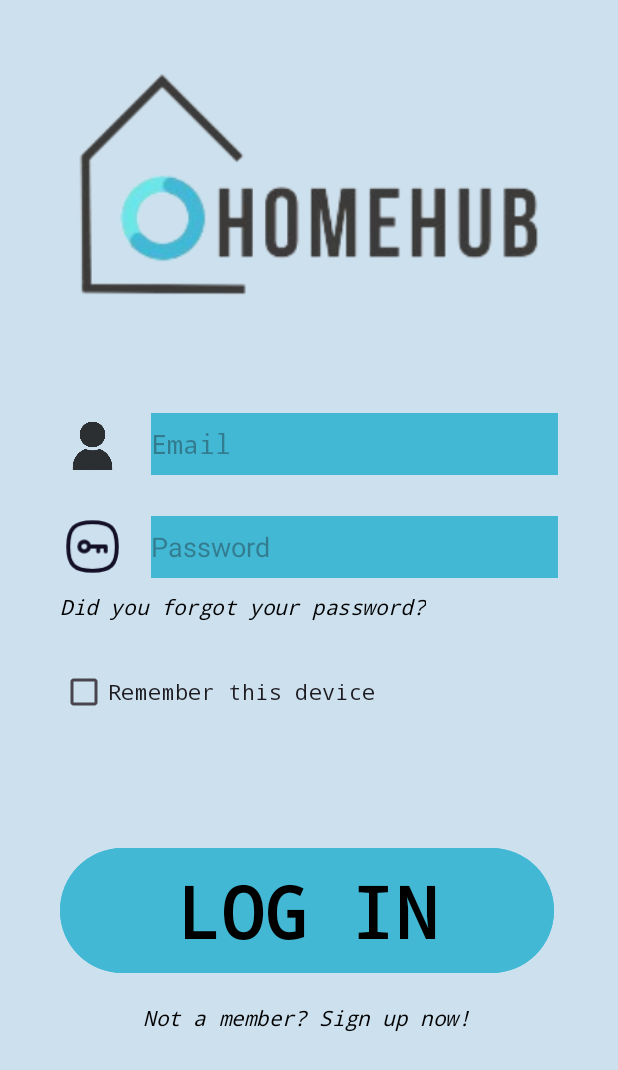
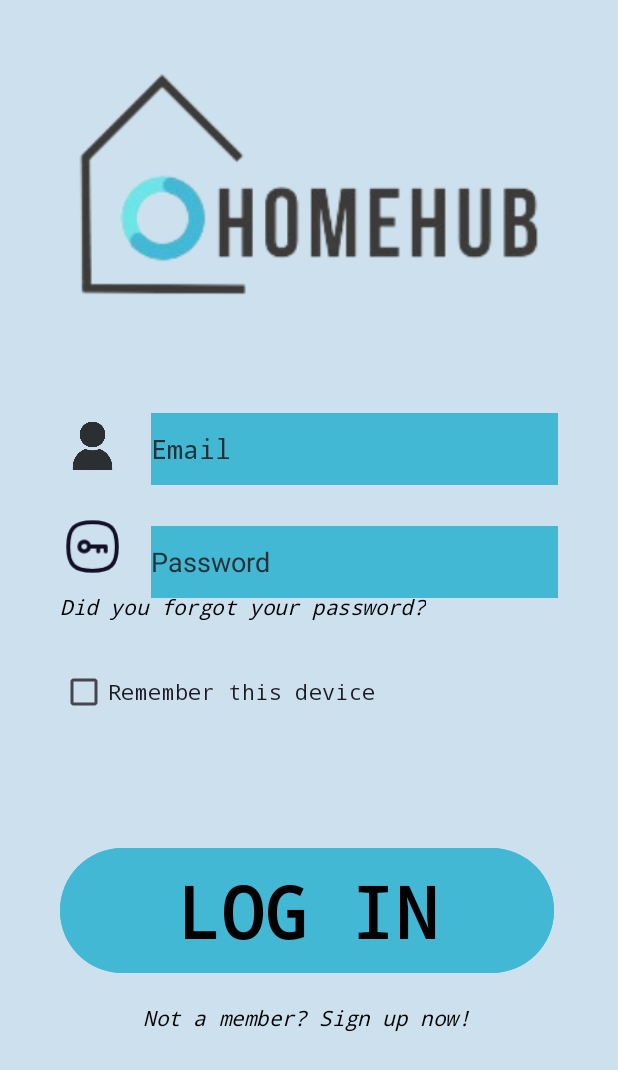
Before and after one commit to SokuSan/HomeHub, an Android app: the screen it shows after launch (LoginActivity), on a phone screen of 412 x 824 dp. Shown: the top 1070 px of the screen. Run offline under Robolectric (Android 15) with nearby library versions, the light colour scheme and no system bars.

```diff
--- a/app/src/main/res/layout/activity_login.xml
+++ b/app/src/main/res/layout/activity_login.xml
@@ -17,24 +17,27 @@
         android:layout_marginTop="36dp"
         app:layout_constraintStart_toStartOf="parent"
         app:layout_constraintTop_toTopOf="parent"
-        app:srcCompat="@drawable/homehub" />
+        app:srcCompat="@drawable/homehub"
+        android:contentDescription="@string/todo4" />
 
     <EditText
         android:id="@+id/recoverEtEmail"
         style="@style/Widget.AppCompat.EditText"
         android:layout_width="271dp"
-        android:layout_height="41dp"
+        android:layout_height="48dp"
         android:layout_marginStart="17dp"
         android:layout_marginTop="63dp"
+        android:autofillHints=""
         android:background="#42B8D4"
         android:drawableWidth="24dp"
         android:drawableHeight="24dp"
         android:drawablePadding="8dp"
         android:ems="10"
         android:fontFamily="monospace"
-        android:hint="Email"
+        android:hint="@string/email"
         android:inputType="textEmailAddress"
         android:textColor="#000000"
+        android:textColorHint="#263238"
         app:layout_constraintStart_toEndOf="@+id/recoverImgEmail"
         app:layout_constraintTop_toBottomOf="@+id/startImgLogo" />
 
@@ -45,7 +48,7 @@
         android:layout_marginStart="40dp"
         android:layout_marginTop="9dp"
         android:fontFamily="monospace"
-        android:text="Did you forgot your password?"
+        android:text="@string/did_you_forgot_your_password"
         android:textColor="#000000"
         android:textStyle="italic"
         app:layout_constraintStart_toStartOf="parent"
@@ -59,20 +62,23 @@
         android:layout_marginTop="24dp"
         app:layout_constraintStart_toStartOf="parent"
         app:layout_constraintTop_toBottomOf="@+id/recoverImgEmail"
-        app:srcCompat="@drawable/password" />
+        app:srcCompat="@drawable/password"
+        android:contentDescription="@string/todo3" />
 
     <EditText
         android:id="@+id/registerEtPassword"
         android:layout_width="271dp"
-        android:layout_height="41dp"
+        android:layout_height="48dp"
         android:layout_marginStart="17dp"
         android:layout_marginTop="27dp"
         android:background="#42B8D4"
         android:ems="10"
-        android:hint="Password"
+        android:hint="@string/password"
         android:inputType="textPassword"
+        android:textColorHint="#263238"
         app:layout_constraintStart_toEndOf="@+id/registerImgPwd"
-        app:layout_constraintTop_toBottomOf="@+id/recoverEtEmail" />
+        app:layout_constraintTop_toBottomOf="@+id/recoverEtEmail"
+        android:autofillHints="" />
 
     <ImageView
         android:id="@+id/recoverImgEmail"
@@ -82,7 +88,8 @@
         android:layout_marginTop="63dp"
         app:layout_constraintStart_toStartOf="parent"
         app:layout_constraintTop_toBottomOf="@+id/startImgLogo"
-        app:srcCompat="@drawable/usuario_removebg_preview" />
+        app:srcCompat="@drawable/usuario_removebg_preview"
+        android:contentDescription="@string/todo2" />
 
     <TextView
         android:id="@+id/loginEtNotAMember"
@@ -91,7 +98,7 @@
         android:layout_marginStart="95dp"
         android:layout_marginTop="16dp"
         android:fontFamily="monospace"
-        android:text="Not a member? Sign up now!"
+        android:text="@string/not_a_member_sign_up_now"
         android:textColor="#000000"
         android:textStyle="italic"
         app:layout_constraintStart_toStartOf="parent"
@@ -105,12 +112,13 @@
         android:layout_marginTop="76dp"
         android:backgroundTint="#42B8D4"
         android:fontFamily="monospace"
-        android:text="LOG IN"
+        android:text="@string/log_in"
         android:textColor="#000000"
         android:textSize="48sp"
         android:textStyle="bold"
         app:layout_constraintStart_toStartOf="parent"
-        app:layout_constraintTop_toBottomOf="@+id/loginCheckRememberDevice" />
+        app:layout_constraintTop_toBottomOf="@+id/loginCheckRememberDevice"
+        tools:ignore="TextSizeCheck,VisualLintButtonSize" />
 
     <CheckBox
         android:id="@+id/loginCheckRememberDevice"
@@ -119,7 +127,7 @@
         android:layout_marginStart="40dp"
         android:layout_marginTop="23dp"
         android:fontFamily="monospace"
-        android:text="Remember this device"
+        android:text="@string/remember_this_device"
         app:layout_constraintStart_toStartOf="parent"
         app:layout_constraintTop_toBottomOf="@+id/loginEtForgotPwd" />
 </androidx.constraintlayout.widget.ConstraintLayout>
```
Also changed, not shown: app/src/main/res/layout/activity_chores_list.xml (+7 -3 lines), app/src/main/res/layout/activity_expenses_list.xml (+12 -7 lines), app/src/main/res/layout/activity_options.xml (+10 -7 lines), app/src/main/res/layout/activity_recover_pwd.xml (+17 -10 lines), app/src/main/res/layout/activity_register.xml (+28 -14 lines), app/src/main/res/layout/activity_shopping_list.xml (+8 -3 lines), app/src/main/res/layout/activity_start.xml (+14 -8 lines), app/src/main/res/values/strings.xml (+26 -0 lines).
